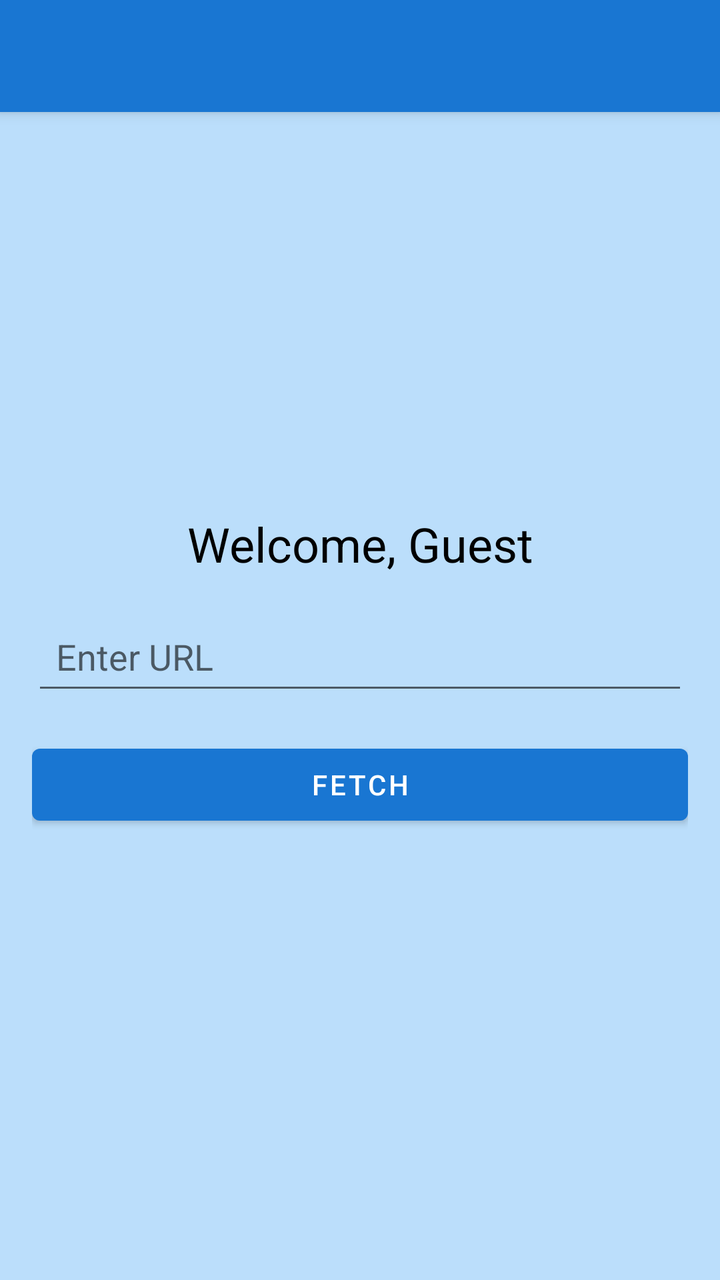
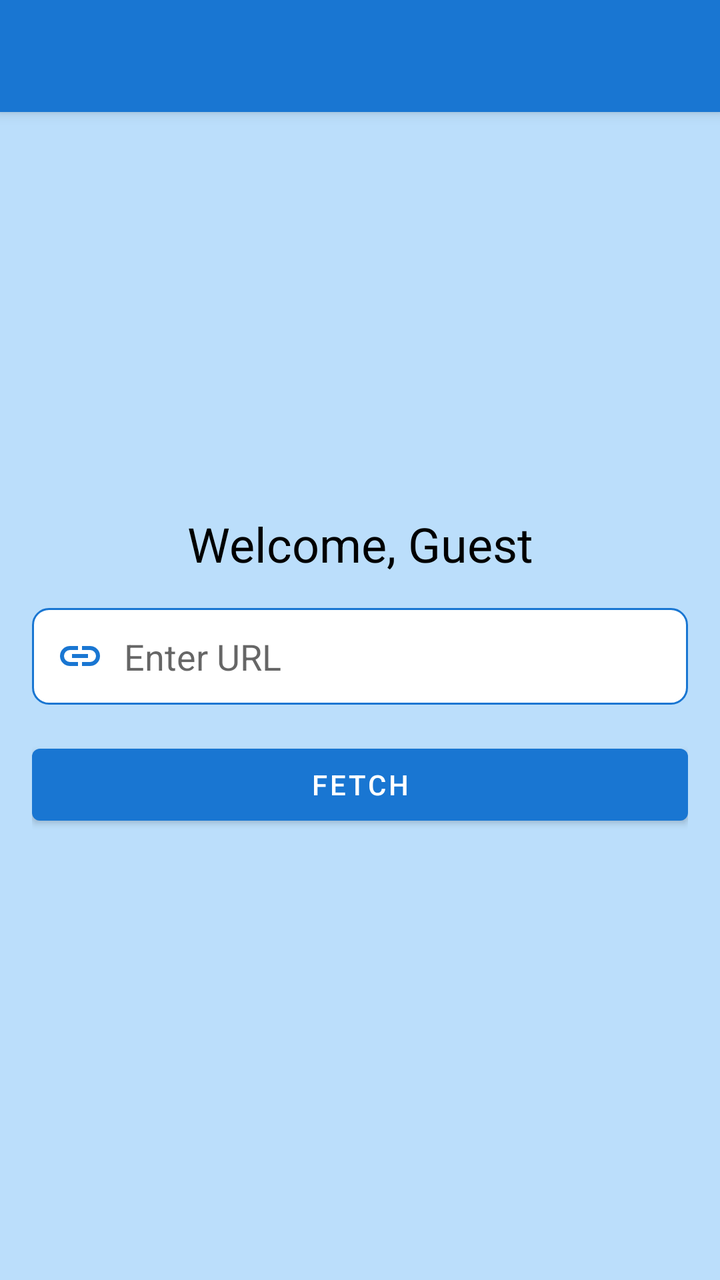

Screens rendered from an Android XML layout before and after an edit, with the pre-edit source and the edit as a unified diff.
<!-- AndroidManifest.xml: application theme Theme.AppTheme -->
<!-- res/layout/activity_fetch.xml -->
<?xml version="1.0" encoding="utf-8"?>
<androidx.coordinatorlayout.widget.CoordinatorLayout
    xmlns:android="http://schemas.android.com/apk/res/android"
    xmlns:app="http://schemas.android.com/apk/res-auto"
    android:layout_width="match_parent"
    android:layout_height="match_parent"
    android:background="@color/blue_100">

    
    <com.google.android.material.appbar.AppBarLayout
        android:layout_width="match_parent"
        android:layout_height="wrap_content"
        android:theme="@style/ThemeOverlay.MaterialComponents.ActionBar">

        <androidx.appcompat.widget.Toolbar
            android:id="@+id/toolbar"
            android:layout_width="match_parent"
            android:layout_height="?attr/actionBarSize"
            android:background="@color/blue_700"
            android:title="Fetch Images"
            android:titleTextColor="@android:color/white"
            app:popupTheme="@style/ThemeOverlay.MaterialComponents.Light" />
    </com.google.android.material.appbar.AppBarLayout>

    <ScrollView
        android:layout_width="match_parent"
        android:layout_height="match_parent"
        android:fillViewport="true"
        android:layout_marginTop="?attr/actionBarSize"
        android:padding="16dp">

        <LinearLayout
            android:layout_width="match_parent"
            android:layout_height="wrap_content"
            android:orientation="vertical"
            android:gravity="center">

            <TextView
                android:id="@+id/welcomeTextView"
                android:layout_width="match_parent"
                android:layout_height="wrap_content"
                android:text="Welcome, Guest"
                android:textSize="24sp"
                android:textColor="@android:color/black"
                android:gravity="center"
                android:layout_marginBottom="16dp" />

            <EditText
                android:id="@+id/urlEditText"
                android:layout_width="match_parent"
                android:layout_height="wrap_content"
                android:hint="Enter URL"
                android:padding="12dp"
                android:layout_marginBottom="16dp" />

            <Button
                android:id="@+id/fetchButton"
                android:layout_width="match_parent"
                android:layout_height="wrap_content"
                android:text="Fetch"
                android:layout_marginBottom="16dp" />

            <TextView
                android:id="@+id/progressTextView"
                android:layout_width="wrap_content"
                android:layout_height="wrap_content"
                android:text="Downloading..."
                android:visibility="gone"
                android:layout_marginBottom="16dp" />

            <ProgressBar
                android:id="@+id/progressBar"
                android:layout_width="match_parent"
                android:layout_height="wrap_content"
                android:visibility="gone"
                style="@android:style/Widget.ProgressBar.Horizontal"
                android:progress="0"
                android:max="100"
                android:layout_marginBottom="8dp" />

            <TextView
                android:id="@+id/progressPercentageTextView"
                android:layout_width="wrap_content"
                android:layout_height="wrap_content"
                android:text="0%"
                android:visibility="gone"
                android:layout_marginBottom="16dp"
                android:textSize="16sp"
                android:textColor="@android:color/black"
                android:gravity="center" />

            <TextView
                android:id="@+id/selectionTextView"
                android:layout_width="match_parent"
                android:layout_height="wrap_content"
                android:layout_marginBottom="8dp"
                android:text="Image 0 of 6 selected"
                android:visibility="gone"
                android:textSize="16sp"
                android:textColor="@android:color/black"
                android:gravity="center" />

            <androidx.recyclerview.widget.RecyclerView
                android:id="@+id/imagesRecyclerView"
                android:layout_width="match_parent"
                android:layout_height="wrap_content"
                android:layout_marginTop="8dp" />

            <Button
                android:id="@+id/playButton"
                android:layout_width="match_parent"
                android:layout_height="wrap_content"
                android:text="Play"
                android:layout_marginVertical="16dp"
                android:visibility="gone"
                android:enabled="false" />
        </LinearLayout>
    </ScrollView>
</androidx.coordinatorlayout.widget.CoordinatorLayout>
<!-- resources referenced by this layout -->
<resources>
  <color name="blue_100">#BBDEFB</color>
  <color name="blue_700">#1976D2</color>
  <style name="Theme.AppTheme" parent="Theme.MaterialComponents.DayNight.NoActionBar">
          
          <item name="colorPrimary">@color/blue_700</item>
          <item name="colorPrimaryVariant">@color/blue_100</item>
          <item name="colorOnPrimary">@android:color/white</item>
          <item name="colorSecondary">@color/blue_700</item>
      </style>
</resources>

<!-- the commit's change to res/layout/activity_fetch.xml (unified diff, before → after) -->
@@ -51,7 +51,10 @@
                 android:layout_height="wrap_content"
                 android:hint="Enter URL"
                 android:padding="12dp"
-                android:layout_marginBottom="16dp" />
+                android:background="@drawable/edit_text_background"
+                android:layout_marginBottom="16dp"
+                android:drawableStart="@drawable/ic_link"
+                android:drawablePadding="10dp" />
 
             <Button
                 android:id="@+id/fetchButton"
<!-- resource entries referenced after the edit -->
@@ -2,6 +2,24 @@
 <resources>
   <color name="blue_100">#BBDEFB</color>
   <color name="blue_700">#1976D2</color>
+  <!-- drawable edit_text_background (drawable) -->
+  <?xml version="1.0" encoding="utf-8"?>
+  <shape xmlns:android="http://schemas.android.com/apk/res/android">
+      <solid android:color="@android:color/white" />
+      <corners android:radius="8dp" />
+      <stroke android:width="1dp" android:color="@color/blue_700" />
+      <padding android:left="8dp" android:right="8dp" android:top="4dp" android:bottom="4dp" />
+  </shape>
+  <!-- drawable ic_link (drawable) -->
+  <vector xmlns:android="http://schemas.android.com/apk/res/android"
+      android:width="24dp"
+      android:height="24dp"
+      android:viewportWidth="960"
+      android:viewportHeight="960">
+    <path
+        android:pathData="M440,680L280,680q-83,0 -141.5,-58.5T80,480q0,-83 58.5,-141.5T280,280h160v80L280,360q-50,0 -85,35t-35,85q0,50 35,85t85,35h160v80ZM320,520v-80h320v80L320,520ZM520,680v-80h160q50,0 85,-35t35,-85q0,-50 -35,-85t-85,-35L520,360v-80h160q83,0 141.5,58.5T880,480q0,83 -58.5,141.5T680,680L520,680Z"
+        android:fillColor="#1976d2"/>
+  </vector>
   <style name="Theme.AppTheme" parent="Theme.MaterialComponents.DayNight.NoActionBar">
           
           <item name="colorPrimary">@color/blue_700</item>
